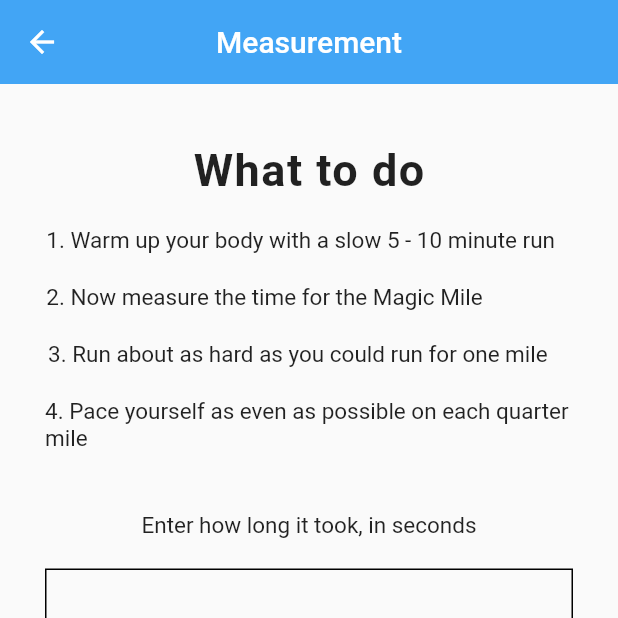
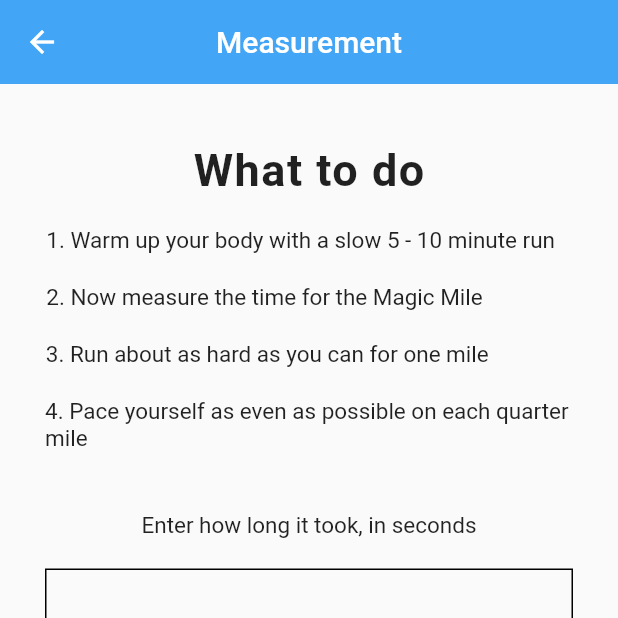
Before and after one commit to 0979514/ProjectDApp, a Flutter app: the MeasurementScreen screen opened by its route, on a phone screen of 412 x 824 dp, the top half of it. Run offline on Flutter 3.47's test engine with Material 2 defaults, Android fonts, the phone set to English and light mode, and no system bars; our stand-ins replace flutter_spinkit, yaml; network calls fail.

Commit message:
Measurement page more text fixing

```diff
--- a/projectd/lib/screens/measurement.dart
+++ b/projectd/lib/screens/measurement.dart
@@ -80,7 +80,7 @@ class _MeasurementScreenState extends State<MeasurementScreen> {
                 ),
                 SizedBox(height: 20.0,),
                 Text(
-                  '3. Run about as hard as you could run for one mile    ',
+                  '3. Run about as hard as you can for one mile               ',
                   textAlign: TextAlign.left,
                   style: TextStyle(
                     fontSize: 15.0,
```
